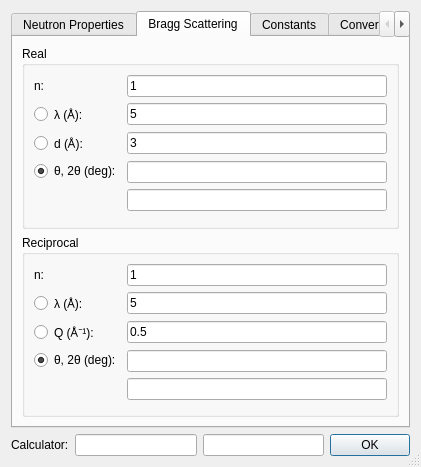
This is ui/neutrons.ui in tweber-ill/frm_mirror-takin1 as Qt 5 draws it before an edit. The edited form follows.
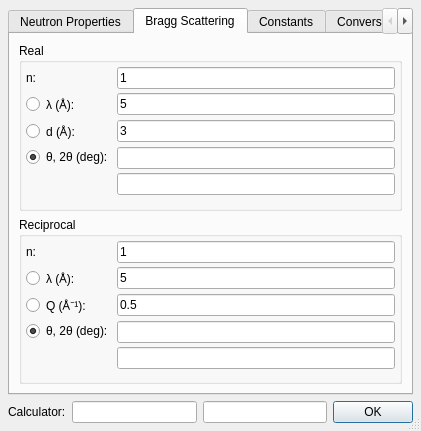
This is the edited form. The open tabs and pages were chosen to show the change.

Diff of the .ui file:
```diff
--- a/ui/neutrons.ui
+++ b/ui/neutrons.ui
@@ -7,7 +7,7 @@
     <x>0</x>
     <y>0</y>
     <width>421</width>
-    <height>467</height>
+    <height>431</height>
    </rect>
   </property>
   <property name="windowTitle">
@@ -17,6 +17,9 @@
    <bool>true</bool>
   </property>
   <layout class="QGridLayout" name="gridLayout_5">
+   <property name="margin">
+    <number>8</number>
+   </property>
    <item row="1" column="0">
     <widget class="QLabel" name="label_8">
      <property name="text">
@@ -230,6 +233,15 @@
           <string>Real</string>
          </property>
          <layout class="QFormLayout" name="formLayout_2">
+          <property name="horizontalSpacing">
+           <number>4</number>
+          </property>
+          <property name="verticalSpacing">
+           <number>4</number>
+          </property>
+          <property name="margin">
+           <number>4</number>
+          </property>
           <item row="0" column="1">
            <widget class="QLineEdit" name="editBraggDirN">
             <property name="text">
@@ -305,6 +317,15 @@
           <string>Reciprocal</string>
          </property>
          <layout class="QFormLayout" name="formLayout_3">
+          <property name="horizontalSpacing">
+           <number>4</number>
+          </property>
+          <property name="verticalSpacing">
+           <number>4</number>
+          </property>
+          <property name="margin">
+           <number>4</number>
+          </property>
           <item row="0" column="1">
            <widget class="QLineEdit" name="editBraggReciN">
             <property name="text">
```
